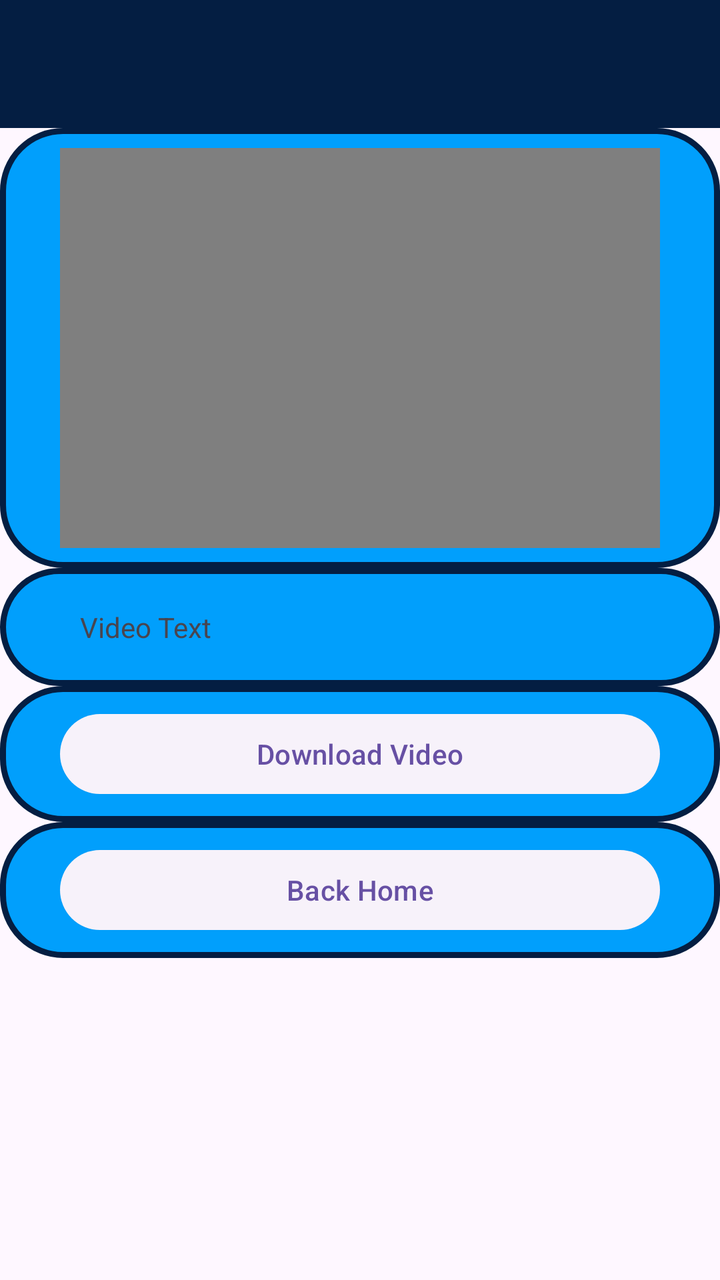
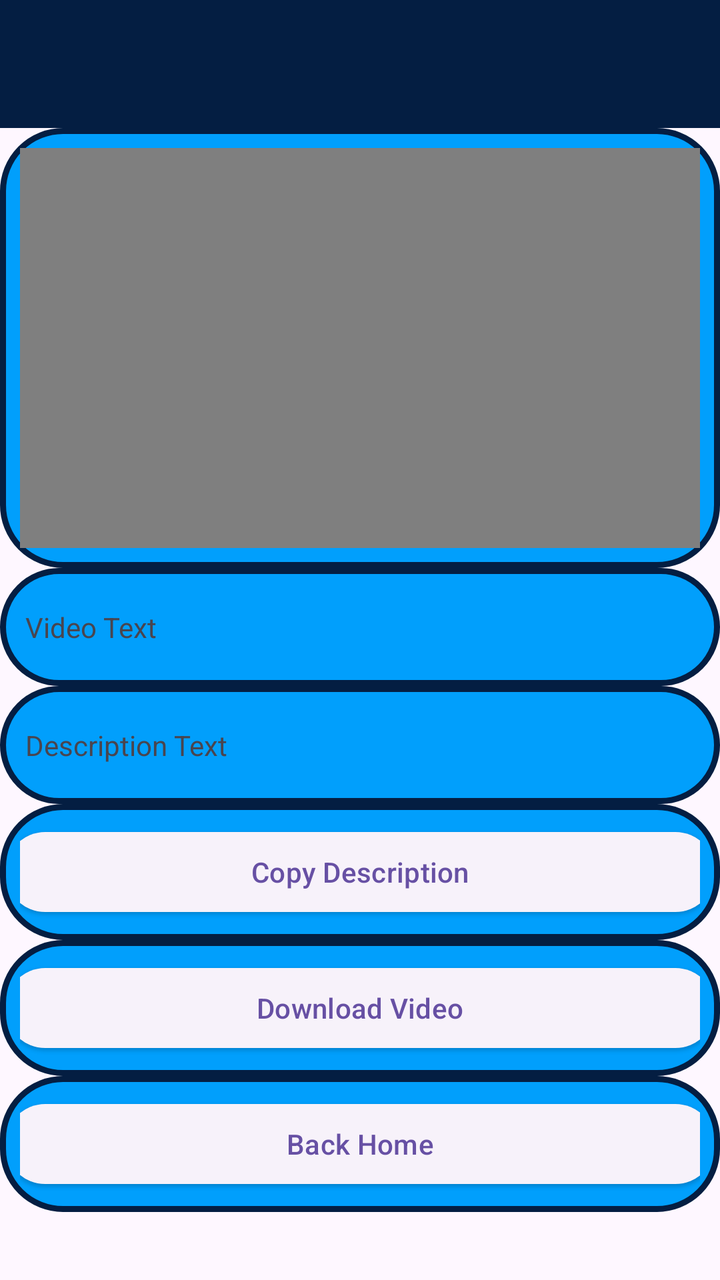

Before-and-after screenshots of an Android layout around one commit, followed by the original layout XML and the change that was made.
<!-- AndroidManifest.xml: application theme Theme.MLBDownloaderVideos -->
<!-- res/layout/download_activity.xml -->
<?xml version="1.0" encoding="utf-8"?>
<androidx.constraintlayout.widget.ConstraintLayout xmlns:android="http://schemas.android.com/apk/res/android"
    xmlns:tools="http://schemas.android.com/tools"
    android:layout_width="match_parent"
    android:layout_height="match_parent">

    <TableLayout
        android:layout_width="match_parent"
        android:layout_height="wrap_content"
        android:layout_marginTop="20dp">

    <androidx.appcompat.widget.Toolbar
    android:id="@+id/my_toolbar"
    android:layout_width="match_parent"
    android:layout_height="?attr/actionBarSize"
    android:background="#041E42"
    android:color="#041E42"
    android:elevation="4dp"/>

    <TableRow
        android:layout_width="match_parent"
        android:layout_height="wrap_content"
        android:background="@drawable/border"
        android:gravity="center"
        android:padding="10dp">

        <VideoView
                android:id="@+id/videoId"
                android:layout_width="300dp"
        android:layout_height="200dp" />

    </TableRow> 

    <TableRow
        android:layout_width="match_parent"
        android:layout_height="wrap_content"
        android:background="@drawable/border"
        android:gravity="center"
        android:padding="10dp">


        <TextView
            android:id="@+id/nameTextId"
            android:layout_width="wrap_content"
            android:layout_height="wrap_content"
            android:singleLine="true"
            android:ellipsize="marquee"
            android:lines="2"
            android:padding="10dp"
            android:text="Video Text" />

    </TableRow>

            

    <TableRow
        android:layout_width="match_parent"
        android:layout_height="wrap_content"
        android:background="@drawable/border"
        android:gravity="center"
        android:padding="10dp">

    <Button
            style="@style/Widget.Material3.Button.ElevatedButton"
            android:id="@+id/DownloadButton"
            android:layout_width="wrap_content"
            android:layout_height="wrap_content"
            android:text="Download Video"
            android:onClick="DownloadButton" />

        </TableRow>
    <TableRow
        android:layout_width="match_parent"
        android:layout_height="wrap_content"
        android:background="@drawable/border"
        android:gravity="center"
        android:padding="10dp">
        
        <Button
            style="@style/Widget.Material3.Button.ElevatedButton"
            android:id="@+id/BackButton"
            android:layout_width="wrap_content"
            android:layout_height="wrap_content"
            android:text="Back Home"
            android:onClick="BackHomeButton" />
    </TableRow> 
     <TableRow
        android:layout_width="match_parent"
        android:layout_height="wrap_content"
        android:background="@drawable/border"
        android:gravity="center"
        android:visibility="invisible"
        android:padding="10dp">

        <TextView
            android:id="@+id/linkTextId"
            android:layout_width="wrap_content"
            android:layout_height="wrap_content"
            android:visibility="invisible"
            android:text="" />

    </TableRow>
    </TableLayout>

</androidx.constraintlayout.widget.ConstraintLayout>
<!-- resources referenced by this layout -->
<resources>
  <!-- drawable border (drawable) -->
  <?xml version="1.0" encoding="utf-8"?>
  <shape xmlns:android="http://schemas.android.com/apk/res/android">
      <solid android:color="#019ffc"></solid>
      <stroke android:width="3dp" android:color="#041E42"/>
      <corners android:radius="30dp"/>
  </shape>
  <style name="Theme.MLBDownloaderVideos" parent="Base.Theme.MLBDownloaderVideos" />
  <style name="Base.Theme.MLBDownloaderVideos" parent="Theme.Material3.DayNight.NoActionBar">
          
          
      </style>
</resources>

<!-- the commit's change to res/layout/download_activity.xml (unified diff, before → after) -->
@@ -29,27 +29,69 @@
                 android:layout_width="300dp"
         android:layout_height="200dp" />
 
-    </TableRow> 
+    </TableRow>
 
-    <TableRow
-        android:layout_width="match_parent"
-        android:layout_height="wrap_content"
-        android:background="@drawable/border"
-        android:gravity="center"
-        android:padding="10dp">
+        <TableRow
+            android:layout_width="match_parent"
+            android:layout_height="57dp"
+            android:background="@drawable/border"
+            android:gravity="center"
+            android:padding="10dp">
 
 
-        <TextView
-            android:id="@+id/nameTextId"
-            android:layout_width="wrap_content"
+            <TextView
+                android:id="@+id/nameTextId"
+                android:layout_width="wrap_content"
+                android:layout_height="wrap_content"
+                android:ellipsize="marquee"
+                android:lines="2"
+                android:padding="10dp"
+                android:singleLine="true"
+                android:text="Video Text" />
+
+            
+
+         </TableRow>
+
+         <TableRow
+             android:layout_width="match_parent"
+             android:layout_height="57dp"
+             android:background="@drawable/border"
+             android:gravity="center"
+             android:padding="10dp">
+
+
+             <TextView
+                 android:id="@+id/descriptionTextId"
+                 android:layout_width="355dp"
+                 android:layout_height="wrap_content"
+                 android:ellipsize="marquee"
+                 android:lines="2"
+                 android:padding="10dp"
+                 android:singleLine="true"
+                 android:text="Description Text" />
+
+            
+
+        </TableRow>
+
+        <TableRow
+            android:layout_width="match_parent"
             android:layout_height="wrap_content"
-            android:singleLine="true"
-            android:ellipsize="marquee"
-            android:lines="2"
-            android:padding="10dp"
-            android:text="Video Text" />
+            android:background="@drawable/border"
+            android:gravity="center"
+            android:padding="10dp">
 
-    </TableRow>
+            <Button
+                style="@style/Widget.Material3.Button.ElevatedButton"
+                android:id="@+id/copyTextButton"
+                android:layout_width="wrap_content"
+                android:layout_height="wrap_content"
+                android:text="Copy Description"
+                android:src="@drawable/ic_content_copy"
+                android:onClick="onCopyIcon" />
+
+        </TableRow>
 
             
 
<!-- resource entries referenced after the edit -->
@@ -7,6 +7,7 @@
       <stroke android:width="3dp" android:color="#041E42"/>
       <corners android:radius="30dp"/>
   </shape>
+  <!-- drawable ic_content_copy: png bitmap (drawable, 8940 bytes) -->
   <style name="Theme.MLBDownloaderVideos" parent="Base.Theme.MLBDownloaderVideos" />
   <style name="Base.Theme.MLBDownloaderVideos" parent="Theme.Material3.DayNight.NoActionBar">
           
